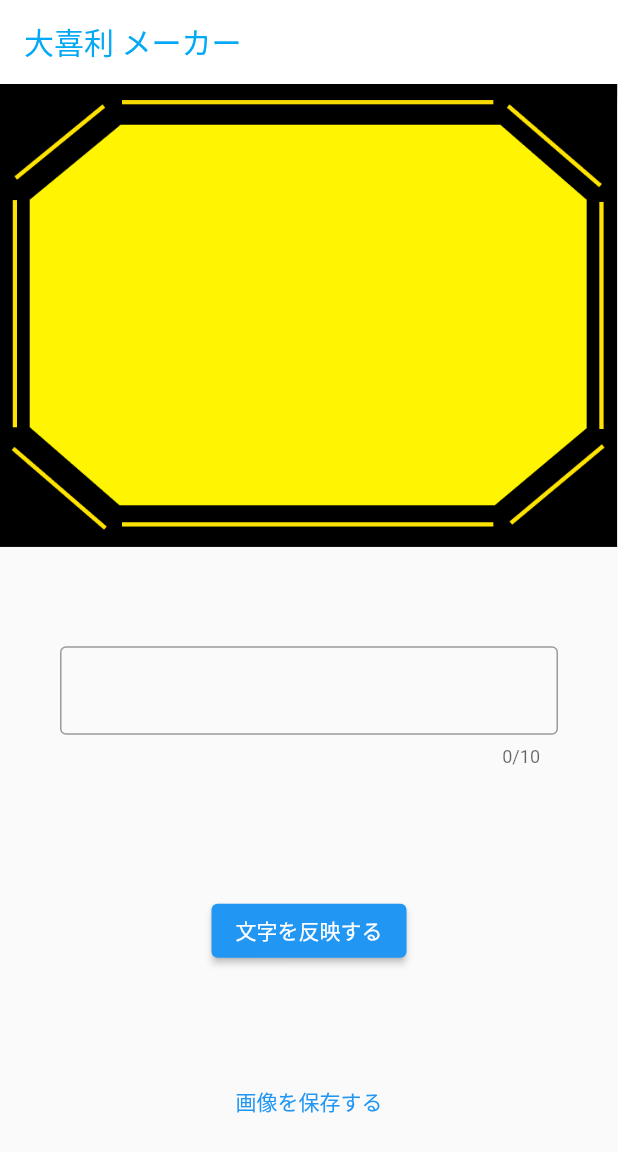
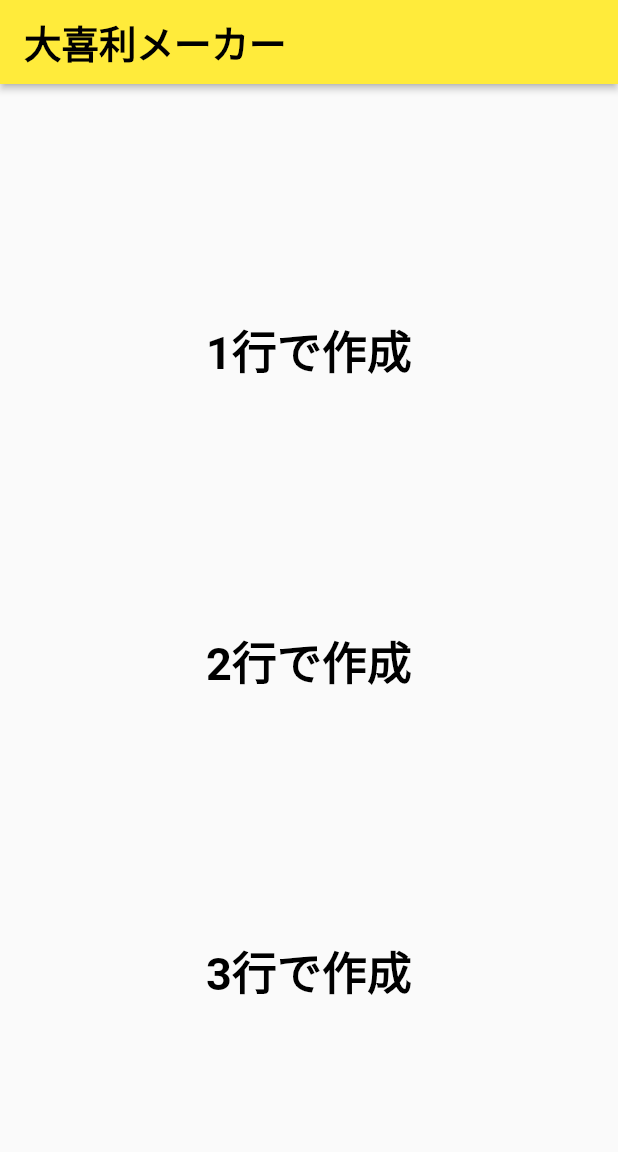
Before and after one commit to iseruuuuu/bokete_create_app, a Flutter app: the screen it shows after launch, on a phone screen of 412 x 824 dp. Shown: the top 1152 px of the screen. Run offline on Flutter 3.47's test engine with Material 2 defaults, Android fonts, the phone set to English and light mode, and no system bars; our stand-ins replace flutter_svg, get, image_gallery_saver; missing offline and left inert: image_editor; project files that could hold a hidden picture were left out.

Commit message:
fix: タイトル画面を作成

```diff
--- a/lib/main.dart
+++ b/lib/main.dart
@@ -1,6 +1,8 @@
 // Flutter imports:
 import 'package:bokete_create_app/screen/home_ful/home_ful_screen.dart';
+import 'package:bokete_create_app/screen/title/title_screen.dart';
 import 'package:flutter/material.dart';
+import 'package:get/get.dart';
 
 void main() {
   runApp(const MyApp());
@@ -11,9 +13,11 @@ class MyApp extends StatelessWidget {
 
   @override
   Widget build(BuildContext context) {
-    return const MaterialApp(
+    //return const MaterialApp(
+    return const GetMaterialApp(
       debugShowCheckedModeBanner: false,
-      home: HomeFulScreen(),
+      //home: HomeFulScreen(),
+      home: TitleScreen(),
     );
   }
 }
--- /dev/null
+++ b/lib/screen/title/title_screen.dart
@@ -0,0 +1,66 @@
+import 'package:bokete_create_app/screen/title/title_screen_controller.dart';
+import 'package:flutter/material.dart';
+import 'package:get/get.dart';
+
+class TitleScreen extends StatelessWidget {
+  const TitleScreen({Key? key}) : super(key: key);
+
+  @override
+  Widget build(BuildContext context) {
+    final controller = Get.put(TitleScreenController());
+    return Scaffold(
+      appBar: AppBar(
+        backgroundColor: Colors.yellow,
+        elevation: 2,
+        title: const Text(
+          '大喜利メーカー',
+          style: TextStyle(
+            fontSize: 25,
+            color: Colors.black,
+            fontWeight: FontWeight.bold,
+          ),
+        ),
+      ),
+      body: Center(
+        child: Column(
+          mainAxisAlignment: MainAxisAlignment.spaceEvenly,
+          children: [
+            TextButton(
+              onPressed: controller.onTap1,
+              child: const Text(
+                '1行で作成',
+                style: TextStyle(
+                  fontSize: 30,
+                  color: Colors.black,
+                  fontWeight: FontWeight.bold,
+                ),
+              ),
+            ),
+            TextButton(
+              onPressed: controller.onTap2,
+              child: const Text(
+                '2行で作成',
+                style: TextStyle(
+                  fontSize: 30,
+                  color: Colors.black,
+                  fontWeight: FontWeight.bold,
+                ),
+              ),
+            ),
+            TextButton(
+              onPressed: controller.onTap3,
+              child: const Text(
+                '3行で作成',
+                style: TextStyle(
+                  fontSize: 30,
+                  color: Colors.black,
+                  fontWeight: FontWeight.bold,
+                ),
+              ),
+            ),
+          ],
+        ),
+      ),
+    );
+  }
+}
```
Also changed, not shown: lib/screen/home_ful/home_ful_screen.dart (+17 -2 lines), lib/screen/title/title_screen_controller.dart (added, +12 -0 lines).
